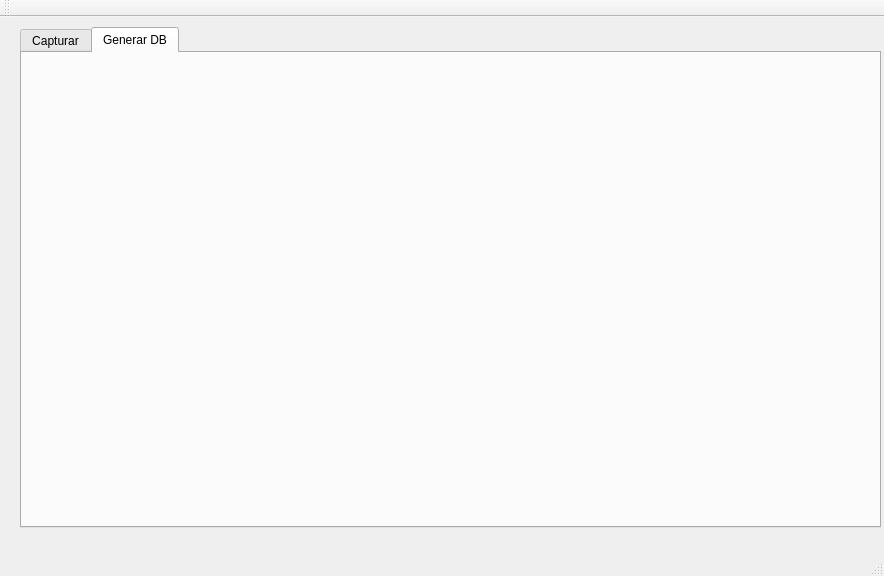
Before: the Qt Designer form ProyectoPSM/ProyectoPSM/ProyectoPSM.ui in jlacostaarpide/Proyecto_Vision_Artificial, drawn with Qt 5.
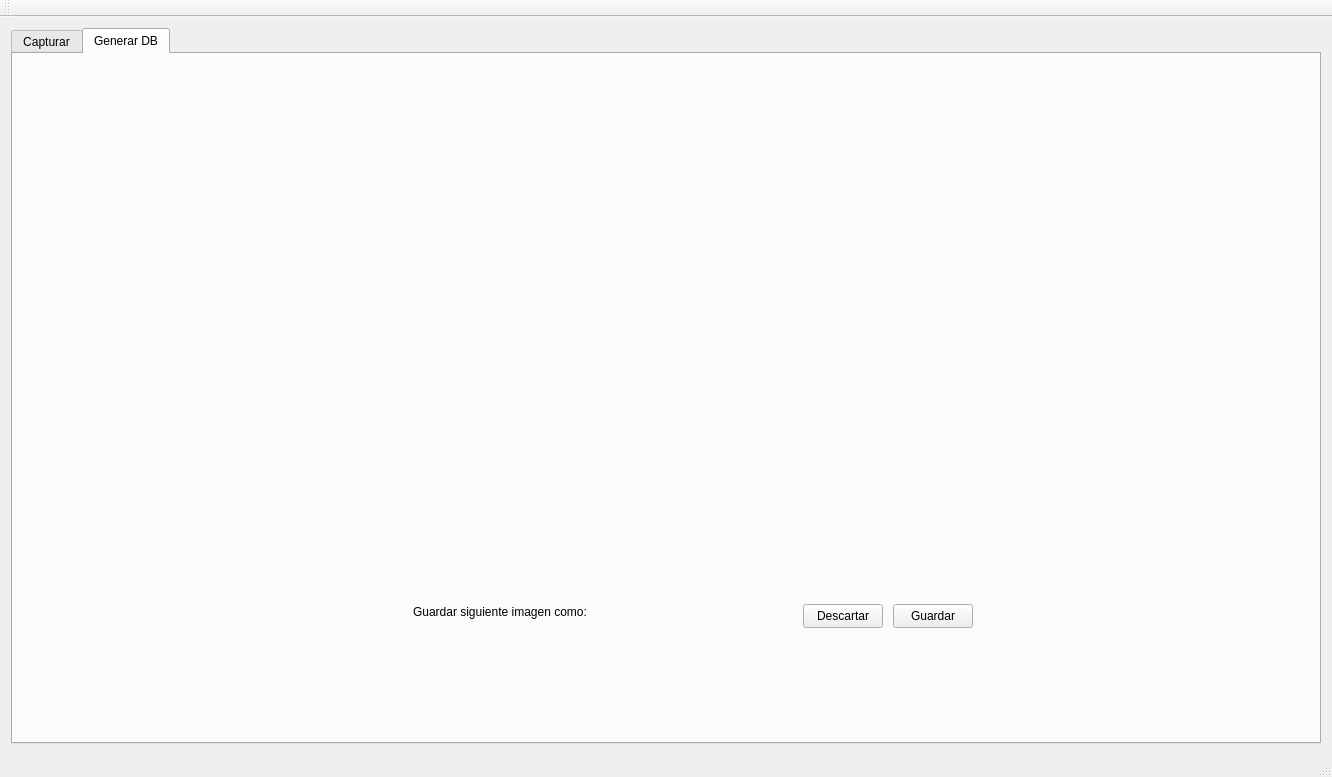
After: the same form once the commit is applied. The open tabs and pages were chosen to show the change.

Patch:
```diff
--- a/ProyectoPSM/ProyectoPSM/ProyectoPSM.ui
+++ b/ProyectoPSM/ProyectoPSM/ProyectoPSM.ui
@@ -6,23 +6,17 @@
    <rect>
     <x>0</x>
     <y>0</y>
-    <width>884</width>
-    <height>576</height>
+    <width>1332</width>
+    <height>777</height>
    </rect>
   </property>
   <property name="windowTitle">
    <string>ProyectoPSM</string>
   </property>
   <widget class="QWidget" name="centralWidget">
+   <layout class="QGridLayout" name="gridLayout">
+    <item row="0" column="0">
    <widget class="QTabWidget" name="tabWidget">
-    <property name="geometry">
-     <rect>
-      <x>20</x>
-      <y>10</y>
-      <width>861</width>
-      <height>501</height>
-     </rect>
-    </property>
     <property name="currentIndex">
      <number>0</number>
     </property>
@@ -68,34 +62,15 @@
       <property name="text">
        <string>Capturar</string>
       </property>
-      <property name="checkable">
-       <bool>true</bool>
-      </property>
-     </widget>
-     <widget class="QPushButton" name="pbtnGuardar">
+       </widget>
+       <widget class="QSpinBox" name="boxImageNumber">
       <property name="geometry">
        <rect>
-        <x>420</x>
-        <y>430</y>
-        <width>80</width>
-        <height>24</height>
-       </rect>
-      </property>
-      <property name="text">
-       <string>Guardar</string>
-      </property>
-     </widget>
-     <widget class="QPushButton" name="pbtnLimpiar">
-      <property name="geometry">
-       <rect>
-        <x>240</x>
-        <y>430</y>
-        <width>80</width>
-        <height>24</height>
-       </rect>
-      </property>
-      <property name="text">
-       <string>Limpiar</string>
+          <x>710</x>
+          <y>550</y>
+          <width>42</width>
+          <height>22</height>
+         </rect>
       </property>
      </widget>
     </widget>
@@ -103,8 +78,68 @@
      <attribute name="title">
       <string>Generar DB</string>
      </attribute>
-    </widget>
-   </widget>
+       <widget class="QLabel" name="lblImagenCapturada">
+        <property name="geometry">
+         <rect>
+          <x>0</x>
+          <y>0</y>
+          <width>960</width>
+          <height>540</height>
+         </rect>
+        </property>
+        <property name="text">
+         <string/>
+        </property>
+        <property name="scaledContents">
+         <bool>true</bool>
+        </property>
+       </widget>
+       <widget class="QPushButton" name="pbtnDescartar">
+        <property name="geometry">
+         <rect>
+          <x>790</x>
+          <y>550</y>
+          <width>80</width>
+          <height>24</height>
+         </rect>
+        </property>
+        <property name="text">
+         <string>Descartar</string>
+        </property>
+       </widget>
+       <widget class="QPushButton" name="pbtnGuardar">
+        <property name="geometry">
+         <rect>
+          <x>880</x>
+          <y>550</y>
+          <width>80</width>
+          <height>24</height>
+         </rect>
+        </property>
+        <property name="text">
+         <string>Guardar</string>
+        </property>
+        <property name="checkable">
+         <bool>false</bool>
+        </property>
+       </widget>
+       <widget class="QLabel" name="txtImageName">
+        <property name="geometry">
+         <rect>
+          <x>400</x>
+          <y>550</y>
+          <width>361</width>
+          <height>16</height>
+         </rect>
+        </property>
+        <property name="text">
+         <string>Guardar siguiente imagen como: </string>
+        </property>
+       </widget>
+      </widget>
+     </widget>
+    </item>
+   </layout>
   </widget>
   <widget class="QMenuBar" name="menuBar">
    <property name="geometry">
```
Left out of the diff: 30 changed lines with no effect on the pictures. Lines whose indentation alone changed are shown as unchanged.
